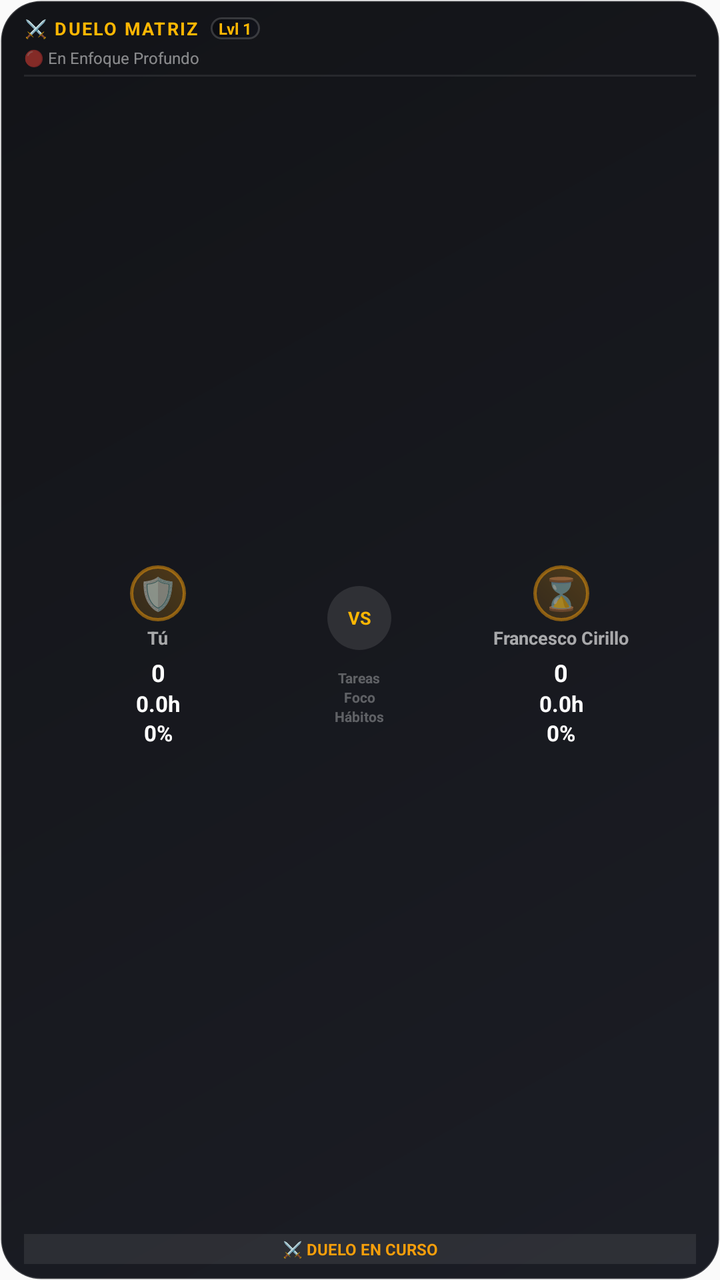
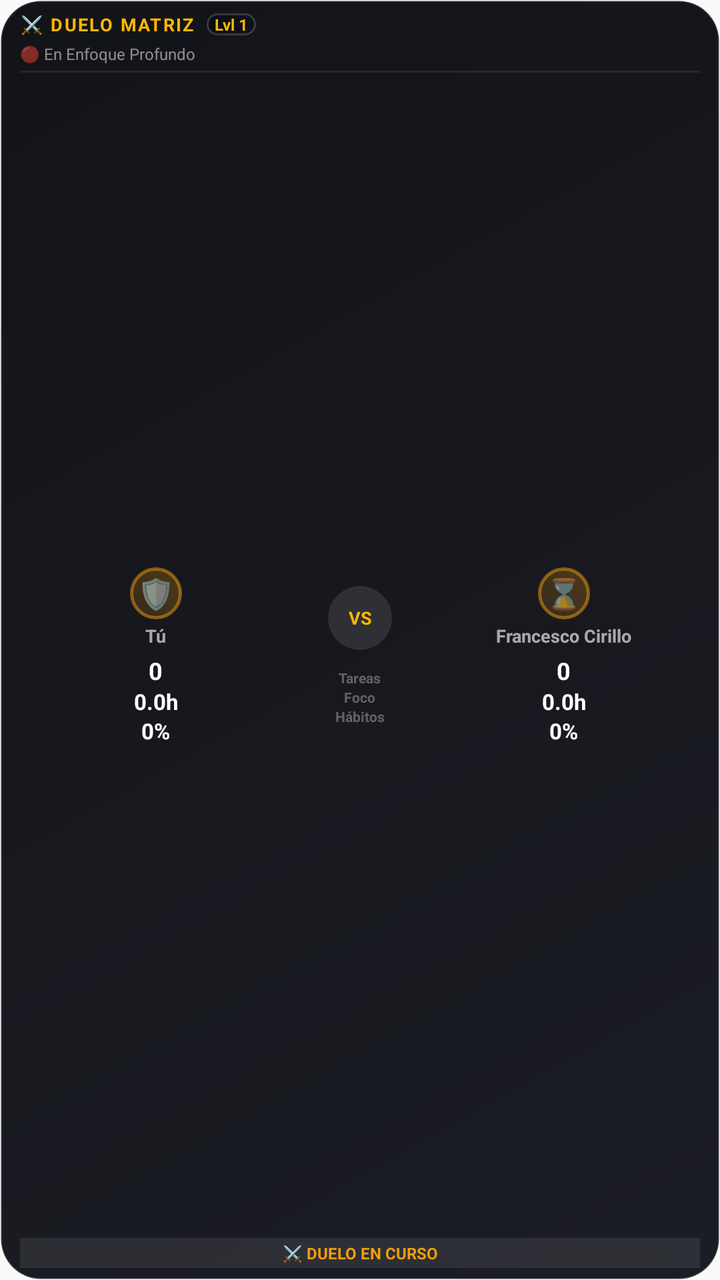

An Android layout rendered at two revisions. The XML below is the earlier revision; the diff shows what the commit changed to produce the second picture.
<!-- AndroidManifest.xml: application theme AppTheme -->
<!-- res/layout/widget_rivals.xml -->
<?xml version="1.0" encoding="utf-8"?>
<RelativeLayout xmlns:android="http://schemas.android.com/apk/res/android"
    android:id="@+id/rivals_widget_root"
    android:layout_width="match_parent"
    android:layout_height="match_parent"
    android:background="@drawable/widget_glass_bg"
    android:padding="8dp">

    
    <LinearLayout
        android:id="@+id/rivals_layout_1x1"
        android:layout_width="match_parent"
        android:layout_height="match_parent"
        android:gravity="center"
        android:orientation="vertical"
        android:visibility="gone">

        
        <LinearLayout
            android:layout_width="wrap_content"
            android:layout_height="wrap_content"
            android:gravity="center_vertical"
            android:orientation="horizontal">

            <TextView
                android:layout_width="20dp"
                android:layout_height="20dp"
                android:gravity="center"
                android:text="🛡️"
                android:textSize="12sp" />

            <TextView
                android:layout_width="wrap_content"
                android:layout_height="wrap_content"
                android:layout_marginLeft="2dp"
                android:layout_marginRight="2dp"
                android:text="⚔️"
                android:textColor="#FFB703"
                android:textSize="8sp"
                android:textStyle="bold" />

            <TextView
                android:id="@+id/rival_avatar_1x1"
                android:layout_width="20dp"
                android:layout_height="20dp"
                android:gravity="center"
                android:text="⌛"
                android:textSize="12sp" />
        </LinearLayout>

        <TextView
            android:id="@+id/rival_name_1x1"
            android:layout_width="wrap_content"
            android:layout_height="wrap_content"
            android:layout_marginTop="2dp"
            android:ellipsize="end"
            android:maxLines="1"
            android:text="Rival"
            android:textColor="#FFFFFF"
            android:textSize="10sp"
            android:textStyle="bold" />

        <TextView
            android:id="@+id/rivals_stats_1x1"
            android:layout_width="wrap_content"
            android:layout_height="wrap_content"
            android:layout_marginTop="1dp"
            android:text="T: 0 v 0"
            android:textColor="#60A5FA"
            android:textSize="8sp"
            android:textStyle="bold" />

        <TextView
            android:id="@+id/rivals_status_1x1"
            android:layout_width="wrap_content"
            android:layout_height="wrap_content"
            android:layout_marginTop="1dp"
            android:text="⚔️ Duelo"
            android:textColor="#F59E0B"
            android:textSize="8sp"
            android:textStyle="bold" />
    </LinearLayout>

    
    <LinearLayout
        android:id="@+id/rivals_layout_horizontal"
        android:layout_width="match_parent"
        android:layout_height="match_parent"
        android:gravity="center_vertical"
        android:orientation="horizontal"
        android:paddingLeft="4dp"
        android:paddingRight="4dp"
        android:visibility="gone">

        <TextView
            android:id="@+id/rival_avatar_horiz"
            android:layout_width="32dp"
            android:layout_height="32dp"
            android:background="@drawable/widget_avatar_bg"
            android:gravity="center"
            android:text="⌛"
            android:textSize="18sp" />

        <LinearLayout
            android:layout_width="0dp"
            android:layout_height="wrap_content"
            android:layout_weight="1"
            android:orientation="vertical"
            android:paddingLeft="6dp"
            android:paddingRight="6dp">

            <TextView
                android:id="@+id/rival_name_horiz"
                android:layout_width="wrap_content"
                android:layout_height="wrap_content"
                android:ellipsize="end"
                android:maxLines="1"
                android:text="Francesco Cirillo"
                android:textColor="#FFFFFF"
                android:textSize="11sp"
                android:textStyle="bold" />

            <TextView
                android:id="@+id/rival_activity_horiz"
                android:layout_width="wrap_content"
                android:layout_height="wrap_content"
                android:ellipsize="end"
                android:maxLines="1"
                android:text="🔴 En Enfoque Profundo"
                android:textColor="#F59E0B"
                android:textSize="8sp" />
        </LinearLayout>

        <LinearLayout
            android:layout_width="wrap_content"
            android:layout_height="wrap_content"
            android:gravity="end"
            android:orientation="vertical">

            <TextView
                android:id="@+id/rivals_stats_horiz"
                android:layout_width="wrap_content"
                android:layout_height="wrap_content"
                android:text="T: 0 v 0 | F: 0h v 0h"
                android:textColor="#60A5FA"
                android:textSize="9sp"
                android:textStyle="bold" />

            <TextView
                android:id="@+id/rivals_status_horiz"
                android:layout_width="wrap_content"
                android:layout_height="wrap_content"
                android:layout_marginTop="1dp"
                android:text="⚔️ DUELO"
                android:textColor="#F59E0B"
                android:textSize="8sp"
                android:textStyle="bold" />
        </LinearLayout>
    </LinearLayout>

    
    <LinearLayout
        android:id="@+id/rivals_layout_full"
        android:layout_width="match_parent"
        android:layout_height="match_parent"
        android:orientation="vertical"
        android:paddingLeft="4dp"
        android:paddingRight="4dp"
        android:visibility="visible">

        
        <LinearLayout
            android:layout_width="match_parent"
            android:layout_height="wrap_content"
            android:gravity="center_vertical"
            android:orientation="horizontal"
            android:paddingBottom="2dp">

            <TextView
                android:layout_width="wrap_content"
                android:layout_height="wrap_content"
                android:text="⚔️ DUELO MATRIZ"
                android:textColor="#FFB703"
                android:textSize="9sp"
                android:textStyle="bold"
                android:letterSpacing="0.08" />

            <TextView
                android:id="@+id/rival_level_badge"
                android:layout_width="wrap_content"
                android:layout_height="wrap_content"
                android:layout_marginLeft="6dp"
                android:background="@drawable/widget_glass_bg"
                android:paddingLeft="4dp"
                android:paddingRight="4dp"
                android:text="Lvl 1"
                android:textColor="#FFB703"
                android:textSize="8sp"
                android:textStyle="bold" />
        </LinearLayout>

        
        <TextView
            android:id="@+id/rival_activity_text"
            android:layout_width="match_parent"
            android:layout_height="wrap_content"
            android:ellipsize="end"
            android:maxLines="1"
            android:text="🔴 En Enfoque Profundo"
            android:textColor="#80FFFFFF"
            android:textSize="8sp"
            android:layout_marginTop="1dp" />

        
        <FrameLayout
            android:layout_width="match_parent"
            android:layout_height="1dp"
            android:layout_marginTop="3dp"
            android:layout_marginBottom="3dp"
            android:background="#15FFFFFF" />

        
        <LinearLayout
            android:layout_width="match_parent"
            android:layout_height="0dp"
            android:layout_weight="1"
            android:orientation="horizontal"
            android:weightSum="10">

            
            <LinearLayout
                android:layout_width="0dp"
                android:layout_height="match_parent"
                android:layout_weight="4"
                android:gravity="center"
                android:orientation="vertical">

                <TextView
                    android:layout_width="28dp"
                    android:layout_height="28dp"
                    android:background="@drawable/widget_avatar_bg"
                    android:gravity="center"
                    android:text="🛡️"
                    android:textSize="16sp" />

                <TextView
                    android:layout_width="wrap_content"
                    android:layout_height="wrap_content"
                    android:layout_marginTop="2dp"
                    android:text="Tú"
                    android:textColor="#A0FFFFFF"
                    android:textSize="9sp"
                    android:textStyle="bold" />

                
                <TextView
                    android:id="@+id/user_tasks_vert"
                    android:layout_width="wrap_content"
                    android:layout_height="wrap_content"
                    android:layout_marginTop="3dp"
                    android:text="0"
                    android:textColor="#FFFFFF"
                    android:textSize="12sp"
                    android:textStyle="bold" />

                <TextView
                    android:id="@+id/user_focus_vert"
                    android:layout_width="wrap_content"
                    android:layout_height="wrap_content"
                    android:text="0.0h"
                    android:textColor="#FFFFFF"
                    android:textSize="11sp"
                    android:textStyle="bold" />

                <TextView
                    android:id="@+id/user_habits_vert"
                    android:layout_width="wrap_content"
                    android:layout_height="wrap_content"
                    android:text="0%"
                    android:textColor="#FFFFFF"
                    android:textSize="11sp"
                    android:textStyle="bold" />
            </LinearLayout>

            
            <LinearLayout
                android:layout_width="0dp"
                android:layout_height="match_parent"
                android:layout_weight="2"
                android:gravity="center"
                android:orientation="vertical">

                <TextView
                    android:layout_width="wrap_content"
                    android:layout_height="wrap_content"
                    android:background="@drawable/widget_refresh_bg"
                    android:gravity="center"
                    android:paddingLeft="4dp"
                    android:paddingRight="4dp"
                    android:text="VS"
                    android:textColor="#FFB703"
                    android:textSize="9sp"
                    android:textStyle="bold" />

                <TextView
                    android:layout_width="wrap_content"
                    android:layout_height="wrap_content"
                    android:layout_marginTop="9dp"
                    android:text="Tareas"
                    android:textColor="#50FFFFFF"
                    android:textSize="7sp"
                    android:textStyle="bold" />

                <TextView
                    android:layout_width="wrap_content"
                    android:layout_height="wrap_content"
                    android:text="Foco"
                    android:textColor="#50FFFFFF"
                    android:textSize="7sp"
                    android:textStyle="bold" />

                <TextView
                    android:layout_width="wrap_content"
                    android:layout_height="wrap_content"
                    android:text="Hábitos"
                    android:textColor="#50FFFFFF"
                    android:textSize="7sp"
                    android:textStyle="bold" />
            </LinearLayout>

            
            <LinearLayout
                android:layout_width="0dp"
                android:layout_height="match_parent"
                android:layout_weight="4"
                android:gravity="center"
                android:orientation="vertical">

                <TextView
                    android:id="@+id/rival_avatar_text"
                    android:layout_width="28dp"
                    android:layout_height="28dp"
                    android:background="@drawable/widget_avatar_bg"
                    android:gravity="center"
                    android:text="⌛"
                    android:textSize="16sp" />

                <TextView
                    android:id="@+id/rival_name_text"
                    android:layout_width="wrap_content"
                    android:layout_height="wrap_content"
                    android:layout_marginTop="2dp"
                    android:ellipsize="end"
                    android:maxLines="1"
                    android:text="Francesco Cirillo"
                    android:textColor="#A0FFFFFF"
                    android:textSize="9sp"
                    android:textStyle="bold" />

                
                <TextView
                    android:id="@+id/rival_tasks_vert"
                    android:layout_width="wrap_content"
                    android:layout_height="wrap_content"
                    android:layout_marginTop="3dp"
                    android:text="0"
                    android:textColor="#FFFFFF"
                    android:textSize="12sp"
                    android:textStyle="bold" />

                <TextView
                    android:id="@+id/rival_focus_vert"
                    android:layout_width="wrap_content"
                    android:layout_height="wrap_content"
                    android:text="0.0h"
                    android:textColor="#FFFFFF"
                    android:textSize="11sp"
                    android:textStyle="bold" />

                <TextView
                    android:id="@+id/rival_habits_vert"
                    android:layout_width="wrap_content"
                    android:layout_height="wrap_content"
                    android:text="0%"
                    android:textColor="#FFFFFF"
                    android:textSize="11sp"
                    android:textStyle="bold" />
            </LinearLayout>
        </LinearLayout>

        
        <TextView
            android:id="@+id/rivals_status_banner"
            android:layout_width="match_parent"
            android:layout_height="wrap_content"
            android:layout_marginTop="2dp"
            android:background="#15FFFFFF"
            android:gravity="center"
            android:paddingTop="2dp"
            android:paddingBottom="2dp"
            android:text="⚔️ DUELO EN CURSO"
            android:textColor="#F59E0B"
            android:textSize="8sp"
            android:textStyle="bold" />
    </LinearLayout>

</RelativeLayout>
<!-- resources referenced by this layout -->
<resources>
  <!-- drawable widget_avatar_bg (drawable) -->
  <?xml version="1.0" encoding="utf-8"?>
  <shape xmlns:android="http://schemas.android.com/apk/res/android"
      android:shape="oval">
      <gradient
          android:angle="45"
          android:startColor="#20F59E0B"
          android:endColor="#40F59E0B"
          android:type="linear" />
      <stroke
          android:width="1.5dp"
          android:color="#80F59E0B" />
  </shape>
  <!-- drawable widget_glass_bg (drawable) -->
  <?xml version="1.0" encoding="utf-8"?>
  <shape xmlns:android="http://schemas.android.com/apk/res/android"
      android:shape="rectangle">
      <gradient
          android:angle="135"
          android:startColor="#F512141C"
          android:endColor="#F5090A0E"
          android:type="linear" />
      <corners android:radius="20dp" />
      <stroke
          android:width="1dp"
          android:color="#2AFFFFFF" />
  </shape>
  <!-- drawable widget_refresh_bg (drawable) -->
  <?xml version="1.0" encoding="utf-8"?>
  <shape xmlns:android="http://schemas.android.com/apk/res/android"
      android:shape="oval">
      <solid android:color="#1AFFFFFF" />
      <size
          android:width="32dp"
          android:height="32dp" />
  </shape>
  <style name="AppTheme" parent="Theme.AppCompat.Light.DarkActionBar">
          
          <item name="colorPrimary">@color/colorPrimary</item>
          <item name="colorPrimaryDark">@color/colorPrimaryDark</item>
          <item name="colorAccent">@color/colorAccent</item>
      </style>
</resources>

<!-- the commit's change to res/layout/widget_rivals.xml (unified diff, before → after) -->
@@ -4,11 +4,11 @@
     android:layout_width="match_parent"
     android:layout_height="match_parent"
     android:background="@drawable/widget_glass_bg"
-    android:padding="8dp">
+    android:padding="6dp">
 
     
     <LinearLayout
-        android:id="@+id/rivals_layout_1x1"
+        android:id="@+id/rivals_layout_compact"
         android:layout_width="match_parent"
         android:layout_height="match_parent"
         android:gravity="center"
@@ -23,11 +23,11 @@
             android:orientation="horizontal">
 
             <TextView
-                android:layout_width="20dp"
-                android:layout_height="20dp"
+                android:layout_width="18dp"
+                android:layout_height="18dp"
                 android:gravity="center"
                 android:text="🛡️"
-                android:textSize="12sp" />
+                android:textSize="11sp" />
 
             <TextView
                 android:layout_width="wrap_content"
@@ -40,38 +40,152 @@
                 android:textStyle="bold" />
 
             <TextView
-                android:id="@+id/rival_avatar_1x1"
-                android:layout_width="20dp"
-                android:layout_height="20dp"
+                android:id="@+id/rival_avatar_compact"
+                android:layout_width="18dp"
+                android:layout_height="18dp"
                 android:gravity="center"
                 android:text="⌛"
-                android:textSize="12sp" />
+                android:textSize="11sp" />
         </LinearLayout>
 
         <TextView
-            android:id="@+id/rival_name_1x1"
-            android:layout_width="wrap_content"
-            android:layout_height="wrap_content"
-            android:layout_marginTop="2dp"
+            android:id="@+id/rival_name_compact"
+            android:layout_width="wrap_content"
+            android:layout_height="wrap_content"
+            android:layout_marginTop="1dp"
             android:ellipsize="end"
             android:maxLines="1"
             android:text="Rival"
             android:textColor="#FFFFFF"
-            android:textSize="10sp"
+            android:textSize="9sp"
             android:textStyle="bold" />
 
+        
+        <LinearLayout
+            android:layout_width="wrap_content"
+            android:layout_height="wrap_content"
+            android:layout_marginTop="2dp"
+            android:gravity="center"
+            android:orientation="horizontal">
+
+            <TextView
+                android:layout_width="wrap_content"
+                android:layout_height="wrap_content"
+                android:text="T: "
+                android:textColor="#A0FFFFFF"
+                android:textSize="8sp"
+                android:textStyle="bold" />
+
+            <TextView
+                android:id="@+id/user_tasks_compact"
+                android:layout_width="wrap_content"
+                android:layout_height="wrap_content"
+                android:text="0"
+                android:textColor="#FFFFFF"
+                android:textSize="8sp"
+                android:textStyle="bold" />
+
+            <TextView
+                android:layout_width="wrap_content"
+                android:layout_height="wrap_content"
+                android:text=" v "
+                android:textColor="#60FFFFFF"
+                android:textSize="7sp" />
+
+            <TextView
+                android:id="@+id/rival_tasks_compact"
+                android:layout_width="wrap_content"
+                android:layout_height="wrap_content"
+                android:text="0"
+                android:textColor="#FFFFFF"
+                android:textSize="8sp"
+                android:textStyle="bold" />
+        </LinearLayout>
+
+        
+        <LinearLayout
+            android:layout_width="wrap_content"
+            android:layout_height="wrap_content"
+            android:gravity="center"
+            android:orientation="horizontal">
+
+            <TextView
+                android:layout_width="wrap_content"
+                android:layout_height="wrap_content"
+                android:text="F: "
+                android:textColor="#A0FFFFFF"
+                android:textSize="8sp"
+                android:textStyle="bold" />
+
+            <TextView
+                android:id="@+id/user_focus_compact"
+                android:layout_width="wrap_content"
+                android:layout_height="wrap_content"
+                android:text="0.0h"
+                android:textColor="#FFFFFF"
+                android:textSize="8sp"
+                android:textStyle="bold" />
+
+            <TextView
+                android:layout_width="wrap_content"
+                android:layout_height="wrap_content"
+                android:text=" v "
+                android:textColor="#60FFFFFF"
+                android:textSize="7sp" />
+
+            <TextView
+                android:id="@+id/rival_focus_compact"
+                android:layout_width="wrap_content"
+                android:layout_height="wrap_content"
+                android:text="0.0h"
+                android:textColor="#FFFFFF"
+                android:textSize="8sp"
+                android:textStyle="bold" />
+        </LinearLayout>
+
+        
+        <LinearLayout
+            android:layout_width="wrap_content"
+            android:layout_height="wrap_content"
+            android:gravity="center"
+            android:orientation="horizontal">
+
+            <TextView
+                android:layout_width="wrap_content"
+                android:layout_height="wrap_content"
+                android:text="H: "
+                android:textColor="#A0FFFFFF"
+                android:textSize="8sp"
+                android:textStyle="bold" />
+
+            <TextView
+                android:id="@+id/user_habits_compact"
+                android:layout_width="wrap_content"
+                android:layout_height="wrap_content"
+                android:text="0%"
+                android:textColor="#FFFFFF"
+                android:textSize="8sp"
+                android:textStyle="bold" />
+
+            <TextView
+                android:layout_width="wrap_content"
+                android:layout_height="wrap_content"
+                android:text=" v "
+                android:textColor="#60FFFFFF"
+                android:textSize="7sp" />
+
+            <TextView
+                android:id="@+id/rival_habits_compact"
+                android:layout_width="wrap_content"
+                android:layout_height="wrap_content"
+                android:text="0%"
+                android:textColor="#FFFFFF"
+                android:textSize="8sp"
+                android:textStyle="bold" />
+        </LinearLayout>
+
         <TextView
-            android:id="@+id/rivals_stats_1x1"
-            android:layout_width="wrap_content"
-            android:layout_height="wrap_content"
-            android:layout_marginTop="1dp"
-            android:text="T: 0 v 0"
-            android:textColor="#60A5FA"
-            android:textSize="8sp"
-            android:textStyle="bold" />
-
-        <TextView
-            android:id="@+id/rivals_status_1x1"
+            android:id="@+id/rivals_status_compact"
             android:layout_width="wrap_content"
             android:layout_height="wrap_content"
             android:layout_marginTop="1dp"
@@ -94,12 +208,12 @@
 
         <TextView
             android:id="@+id/rival_avatar_horiz"
-            android:layout_width="32dp"
-            android:layout_height="32dp"
+            android:layout_width="28dp"
+            android:layout_height="28dp"
             android:background="@drawable/widget_avatar_bg"
             android:gravity="center"
             android:text="⌛"
-            android:textSize="18sp" />
+            android:textSize="16sp" />
 
         <LinearLayout
             android:layout_width="0dp"
@@ -107,7 +221,7 @@
             android:layout_weight="1"
             android:orientation="vertical"
             android:paddingLeft="6dp"
-            android:paddingRight="6dp">
+            android:paddingRight="4dp">
 
             <TextView
                 android:id="@+id/rival_name_horiz"
@@ -117,45 +231,122 @@
                 android:maxLines="1"
                 android:text="Francesco Cirillo"
                 android:textColor="#FFFFFF"
-                android:textSize="11sp"
-                android:textStyle="bold" />
-
-            <TextView
-                android:id="@+id/rival_activity_horiz"
-                android:layout_width="wrap_content"
-                android:layout_height="wrap_content"
-                android:ellipsize="end"
-                android:maxLines="1"
-                android:text="🔴 En Enfoque Profundo"
-                android:textColor="#F59E0B"
-                android:textSize="8sp" />
-        </LinearLayout>
-
-        <LinearLayout
-            android:layout_width="wrap_content"
-            android:layout_height="wrap_content"
-            android:gravity="end"
-            android:orientation="vertical">
-
-            <TextView
-                android:id="@+id/rivals_stats_horiz"
-                android:layout_width="wrap_content"
-                android:layout_height="wrap_content"
-                android:text="T: 0 v 0 | F: 0h v 0h"
-                android:textColor="#60A5FA"
-                android:textSize="9sp"
-                android:textStyle="bold" />
-
-            <TextView
-                android:id="@+id/rivals_status_horiz"
-                android:layout_width="wrap_content"
-                android:layout_height="wrap_content"
-                android:layout_marginTop="1dp"
-                android:text="⚔️ DUELO"
-                android:textColor="#F59E0B"
-                android:textSize="8sp"
-                android:textStyle="bold" />
-        </LinearLayout>
+                android:textSize="10sp"
+                android:textStyle="bold" />
+
+            
+            <LinearLayout
+                android:layout_width="wrap_content"
+                android:layout_height="wrap_content"
+                android:gravity="center_vertical"
+                android:orientation="horizontal">
+
+                <TextView
+                    android:layout_width="wrap_content"
+                    android:layout_height="wrap_content"
+                    android:text="T: "
+                    android:textColor="#80FFFFFF"
+                    android:textSize="8sp" />
+
+                <TextView
+                    android:id="@+id/user_tasks_horiz"
+                    android:layout_width="wrap_content"
+                    android:layout_height="wrap_content"
+                    android:text="0"
+                    android:textColor="#FFFFFF"
+                    android:textSize="8sp"
+                    android:textStyle="bold" />
+
+                <TextView
+                    android:layout_width="wrap_content"
+                    android:layout_height="wrap_content"
+                    android:text="v"
+                    android:textColor="#50FFFFFF"
+                    android:textSize="7sp" />
+
+                <TextView
+                    android:id="@+id/rival_tasks_horiz"
+                    android:layout_width="wrap_content"
+                    android:layout_height="wrap_content"
+                    android:text="0"
+                    android:textColor="#FFFFFF"
+                    android:textSize="8sp"
+                    android:textStyle="bold" />
+
+                <TextView
+                    android:layout_width="wrap_content"
+                    android:layout_height="wrap_content"
+                    android:text=" | F: "
+                    android:textColor="#80FFFFFF"
+                    android:textSize="8sp" />
+
+                <TextView
+                    android:id="@+id/user_focus_horiz"
+                    android:layout_width="wrap_content"
+                    android:layout_height="wrap_content"
+                    android:text="0.0h"
+                    android:textColor="#FFFFFF"
+                    android:textSize="8sp"
+                    android:textStyle="bold" />
+
+                <TextView
+                    android:layout_width="wrap_content"
+                    android:layout_height="wrap_content"
+                    android:text="v"
+                    android:textColor="#50FFFFFF"
+                    android:textSize="7sp" />
+
+                <TextView
+                    android:id="@+id/rival_focus_horiz"
+                    android:layout_width="wrap_content"
+                    android:layout_height="wrap_content"
+                    android:text="0.0h"
+                    android:textColor="#FFFFFF"
+                    android:textSize="8sp"
+                    android:textStyle="bold" />
+
+                <TextView
+                    android:layout_width="wrap_content"
+                    android:layout_height="wrap_content"
+                    android:text=" | H: "
+                    android:textColor="#80FFFFFF"
+                    android:textSize="8sp" />
+
+                <TextView
+                    android:id="@+id/user_habits_horiz"
+                    android:layout_width="wrap_content"
+                    android:layout_height="wrap_content"
+                    android:text="0%"
+                    android:textColor="#FFFFFF"
+                    android:textSize="8sp"
+                    android:textStyle="bold" />
+
+                <TextView
+                    android:layout_width="wrap_content"
+                    android:layout_height="wrap_content"
+                    android:text="v"
+                    android:textColor="#50FFFFFF"
+                    android:textSize="7sp" />
+
+                <TextView
+                    android:id="@+id/rival_habits_horiz"
+                    android:layout_width="wrap_content"
+                    android:layout_height="wrap_content"
+                    android:text="0%"
+                    android:textColor="#FFFFFF"
+                    android:textSize="8sp"
+                    android:textStyle="bold" />
+            </LinearLayout>
+        </LinearLayout>
+
+        <TextView
+            android:id="@+id/rivals_status_horiz"
+            android:layout_width="wrap_content"
+            android:layout_height="wrap_content"
+            android:text="⚔️ DUELO"
+            android:textColor="#F59E0B"
+            android:textSize="8sp"
+            android:textStyle="bold" />
     </LinearLayout>
 
     
@@ -236,12 +427,12 @@
                 android:orientation="vertical">
 
                 <TextView
-                    android:layout_width="28dp"
-                    android:layout_height="28dp"
+                    android:layout_width="26dp"
+                    android:layout_height="26dp"
                     android:background="@drawable/widget_avatar_bg"
                     android:gravity="center"
                     android:text="🛡️"
-                    android:textSize="16sp" />
+                    android:textSize="15sp" />
 
                 <TextView
                     android:layout_width="wrap_content"
@@ -338,12 +529,12 @@
 
                 <TextView
                     android:id="@+id/rival_avatar_text"
-                    android:layout_width="28dp"
-                    android:layout_height="28dp"
+                    android:layout_width="26dp"
+                    android:layout_height="26dp"
                     android:background="@drawable/widget_avatar_bg"
                     android:gravity="center"
                     android:text="⌛"
-                    android:textSize="16sp" />
+                    android:textSize="15sp" />
 
                 <TextView
                     android:id="@+id/rival_name_text"
